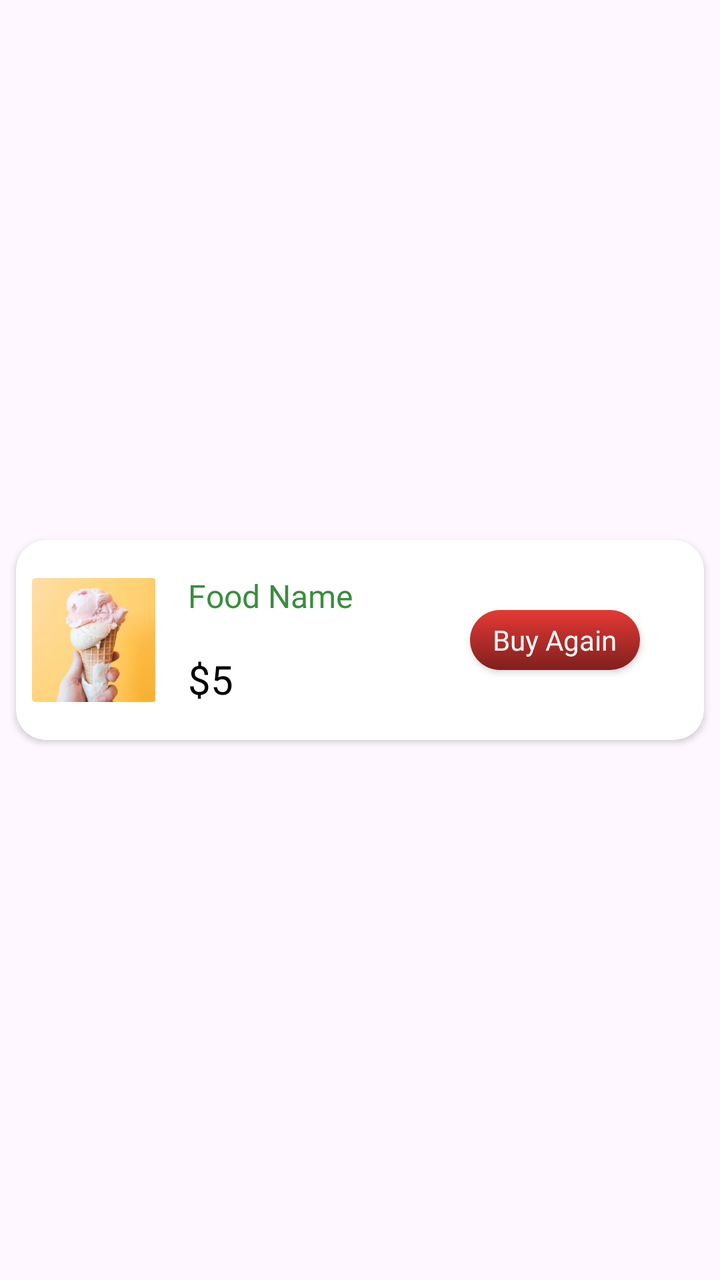
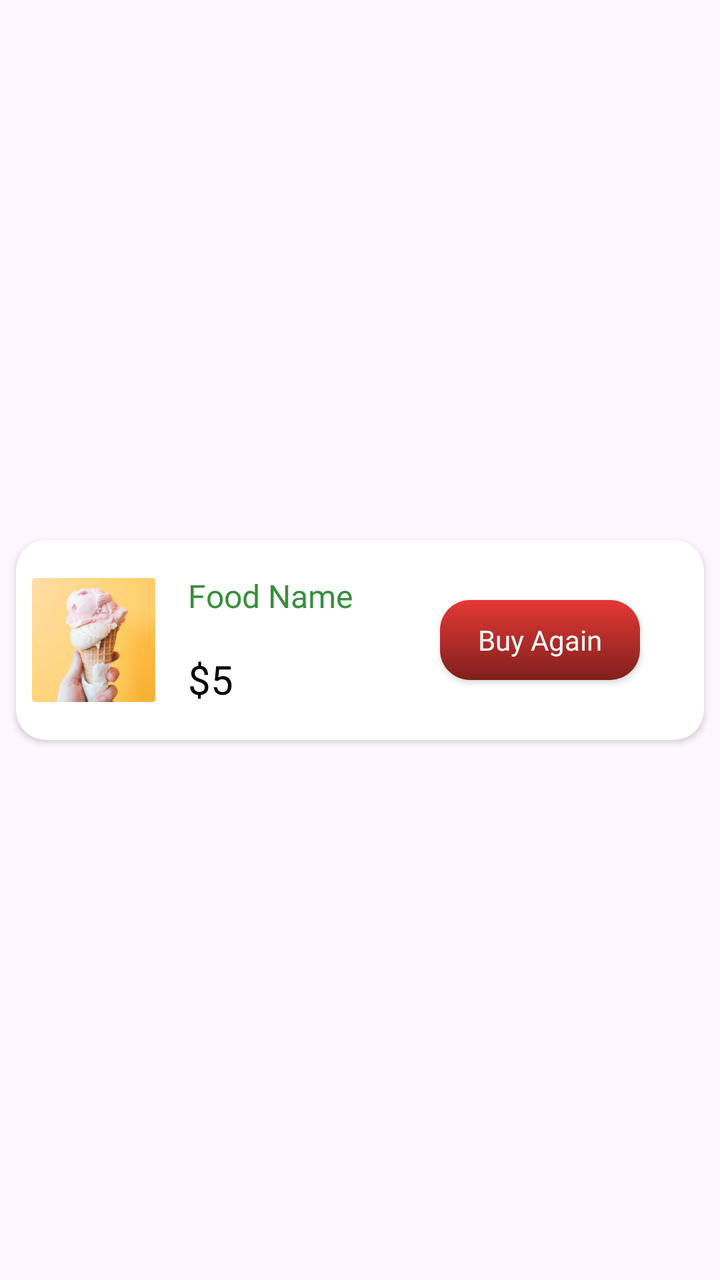

Two renders of the same Android screen: before a commit and after it. Below are the layout's source before the change and the commit's diff.
<!-- AndroidManifest.xml: application theme Theme.ZIAKAA -->
<!-- res/layout/buy_again_item.xml -->
<?xml version="1.0" encoding="utf-8"?>
<androidx.constraintlayout.widget.ConstraintLayout xmlns:android="http://schemas.android.com/apk/res/android"
    android:layout_width="match_parent"
    android:layout_height="wrap_content"
    xmlns:app="http://schemas.android.com/apk/res-auto">

    <androidx.cardview.widget.CardView
        android:id="@+id/cardView2"
        android:layout_width="match_parent"
        android:layout_height="100dp"
        android:layout_marginStart="8dp"
        android:layout_marginEnd="8dp"
        android:layout_marginBottom="8dp"
        app:cardCornerRadius="15dp"
        android:layout_marginTop="8dp"
        app:layout_constraintBottom_toBottomOf="parent"
        app:layout_constraintEnd_toEndOf="parent"
        app:layout_constraintStart_toStartOf="parent"
        app:layout_constraintTop_toTopOf="parent">

        <androidx.constraintlayout.widget.ConstraintLayout
            android:layout_width="match_parent"
            android:layout_height="match_parent">

            <ImageView
                android:id="@+id/buyAgainFoodImage"
                android:layout_width="62dp"
                android:layout_height="62dp"
                android:layout_marginStart="8dp"
                android:layout_marginTop="8dp"
                android:layout_marginBottom="8dp"
                android:src="@drawable/menu3"
                app:circularflow_defaultRadius="15dp"
                app:layout_constraintBottom_toBottomOf="parent"
                app:layout_constraintStart_toStartOf="parent"
                app:layout_constraintTop_toTopOf="parent" />

            <TextView
                android:id="@+id/buyAgainFoodPrice"
                android:layout_width="wrap_content"
                android:layout_height="wrap_content"
                android:text="$5"
                android:textColor="@color/black"
                android:textSize="20sp"
                app:layout_constraintBottom_toBottomOf="parent"
                app:layout_constraintStart_toStartOf="@+id/buyAgainFoodName"
                app:layout_constraintTop_toBottomOf="@+id/buyAgainFoodName" />

            <TextView
                android:id="@+id/buyAgainFoodName"
                android:layout_width="wrap_content"
                android:layout_height="wrap_content"
                android:layout_marginStart="16dp"
                android:fontFamily="@font/yeonsungregular"
                android:text="Food Name"
                android:textSize="16sp"
                android:textColor="#388E3C"
                app:layout_constraintBottom_toTopOf="@+id/buyAgainFoodPrice"
                app:layout_constraintStart_toEndOf="@+id/buyAgainFoodImage"
                app:layout_constraintTop_toTopOf="parent" />

            <androidx.appcompat.widget.AppCompatButton
                android:id="@+id/buyAgainFoodButton"
                android:layout_width="85dp"
                android:layout_height="30dp"
                android:layout_marginEnd="32dp"
                android:background="@drawable/redbutton"
                android:fontFamily="@font/yeonsungregular"
                android:text="Buy Again"
                android:textAllCaps="false"
                android:textColor="@color/white"
                android:textSize="14sp"
                app:layout_constraintBottom_toBottomOf="parent"
                app:layout_constraintEnd_toEndOf="parent"
                app:layout_constraintTop_toTopOf="parent" />
        </androidx.constraintlayout.widget.ConstraintLayout>

    </androidx.cardview.widget.CardView>
</androidx.constraintlayout.widget.ConstraintLayout>
<!-- resources referenced by this layout -->
<resources>
  <color name="black">#FF000000</color>
  <color name="white">#FFFFFFFF</color>
  <!-- drawable menu3: jpg bitmap (drawable, 60705 bytes) -->
  <!-- drawable redbutton (drawable) -->
  <?xml version="1.0" encoding="utf-8"?>
  <shape xmlns:android="http://schemas.android.com/apk/res/android">
  <gradient android:angle="-45" android:startColor="#E53935" android:endColor="#7F201D"/>
      <corners android:radius="15dp"/>
  </shape>
  <style name="Theme.ZIAKAA" parent="Base.Theme.ZIAKAA" />
  <style name="Base.Theme.ZIAKAA" parent="Theme.Material3.DayNight.NoActionBar">
          
          
      </style>
</resources>

<!-- the commit's change to res/layout/buy_again_item.xml (unified diff, before → after) -->
@@ -61,8 +61,8 @@
 
             <androidx.appcompat.widget.AppCompatButton
                 android:id="@+id/buyAgainFoodButton"
-                android:layout_width="85dp"
-                android:layout_height="30dp"
+                android:layout_width="100dp"
+                android:layout_height="40dp"
                 android:layout_marginEnd="32dp"
                 android:background="@drawable/redbutton"
                 android:fontFamily="@font/yeonsungregular"
